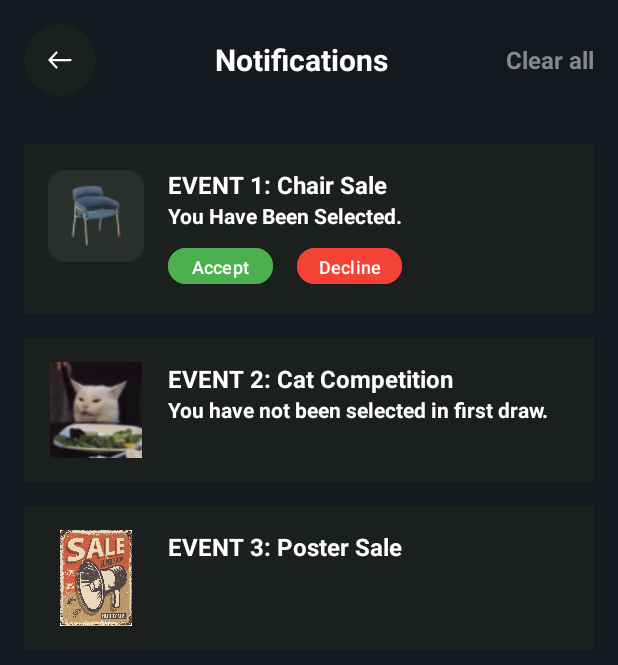
After one commit to CMPUT301F24intels/intels-events, an Android app: the layout notification.xml on its own in the app's theme, with its tools: preview values and no code run, on a phone screen of 412 x 824 dp. The commit adds this screen. Shown: the top 665 px of the screen. Run offline under Robolectric (Android 15) with nearby library versions, the phone set to English and light mode, and no system bars; Roboto replaces fonts that are not available here.

Commit message:
Added notification.xml

```diff
--- /dev/null
+++ b/app/src/main/res/drawable/back_arrow.xml
@@ -0,0 +1,16 @@
+<vector xmlns:android="http://schemas.android.com/apk/res/android"
+    android:width="48dp"
+    android:height="48dp"
+    android:viewportWidth="48"
+    android:viewportHeight="48">
+  <path
+      android:pathData="M24,0L24,0A24,24 0,0 1,48 24L48,24A24,24 0,0 1,24 48L24,48A24,24 0,0 1,0 24L0,24A24,24 0,0 1,24 0z"
+      android:fillColor="#1B201E"/>
+  <path
+      android:pathData="M21.667,29L17,24M17,24L21.667,19M17,24L31,24"
+      android:strokeLineJoin="round"
+      android:strokeWidth="1.5"
+      android:fillColor="#00000000"
+      android:strokeColor="#ffffff"
+      android:strokeLineCap="round"/>
+</vector>
--- /dev/null
+++ b/app/src/main/res/layout/notification.xml
@@ -0,0 +1,187 @@
+<LinearLayout
+    xmlns:android="http://schemas.android.com/apk/res/android"
+    android:orientation="vertical"
+    android:layout_width="match_parent"
+    android:layout_height="match_parent"
+    android:background="#16181F">
+
+    <LinearLayout
+        android:layout_width="match_parent"
+        android:layout_height="wrap_content"
+        android:orientation="horizontal"
+        android:padding="16dp"
+        android:gravity="center_vertical">
+
+        <ImageView
+            android:layout_width="wrap_content"
+            android:layout_height="wrap_content"
+            android:src="@drawable/back_arrow" />
+
+        <TextView
+            android:id="@+id/tvTitle"
+            android:layout_width="0dp"
+            android:layout_height="wrap_content"
+            android:layout_weight="1"
+            android:text="Notifications"
+            android:textStyle="bold"
+            android:textColor="#FFFFFF"
+            android:textSize="20sp"
+            android:gravity="center" />
+
+        <TextView
+            android:id="@+id/tvClearAll"
+            android:layout_width="wrap_content"
+            android:layout_height="wrap_content"
+            android:text="Clear all"
+            android:textStyle="bold"
+            android:textColor="#828A89"
+            android:textSize="16sp" />
+    </LinearLayout>
+
+    <ScrollView
+        android:layout_width="match_parent"
+        android:layout_height="wrap_content">
+
+        <LinearLayout
+            android:layout_width="match_parent"
+            android:layout_height="wrap_content"
+            android:orientation="vertical"
+            android:padding="16dp">
+
+            <LinearLayout
+                android:layout_width="match_parent"
+                android:layout_height="wrap_content"
+                android:layout_marginBottom="16dp"
+                android:background="@drawable/cat"
+                android:backgroundTint="#1B201E"
+                android:orientation="horizontal"
+                android:padding="16dp">
+
+                <ImageView
+                    android:layout_width="64dp"
+                    android:layout_height="64dp"
+                    android:src="@drawable/chair" />
+
+                <LinearLayout
+                    android:layout_width="0dp"
+                    android:layout_height="wrap_content"
+                    android:layout_weight="1"
+                    android:backgroundTint="#1B201E"
+                    android:orientation="vertical"
+                    android:paddingStart="16dp">
+
+                    <TextView
+                        android:layout_width="wrap_content"
+                        android:layout_height="wrap_content"
+                        android:text="EVENT 1: Chair Sale"
+                        android:textColor="#FFFFFF"
+                        android:textSize="16sp"
+                        android:textStyle="bold" />
+
+                    <TextView
+                        android:layout_width="wrap_content"
+                        android:layout_height="wrap_content"
+                        android:text="You Have Been Selected."
+                        android:textColor="#FFFFFF"
+                        android:textSize="14sp"
+                        android:textStyle="bold" />
+
+                    <LinearLayout
+                        android:layout_width="wrap_content"
+                        android:layout_height="wrap_content"
+                        android:orientation="horizontal"
+                        android:paddingTop="8dp">
+
+                        <Button
+                            android:layout_width="70dp"
+                            android:layout_height="32dp"
+                            android:backgroundTint="#4CAF50"
+                            android:text="Accept"
+                            android:textColor="#FFFFFF"
+                            android:textSize="12sp"
+                            android:padding="4dp" />
+
+                        <Button
+                            android:layout_width="70dp"
+                            android:layout_height="32dp"
+                            android:layout_marginStart="16dp"
+                            android:backgroundTint="#F44336"
+                            android:text="Decline"
+                            android:textColor="#FFFFFF"
+                            android:textSize="12sp"
+                            android:padding="4dp" />
+                    </LinearLayout>
+                </LinearLayout>
+            </LinearLayout>
+
+            <LinearLayout
+                android:layout_width="match_parent"
+                android:layout_height="wrap_content"
+                android:layout_marginBottom="16dp"
+                android:backgroundTint="#1B201E"
+                android:background="@drawable/cat"
+                android:orientation="horizontal"
+                android:padding="16dp">
+
+                <ImageView
+                    android:layout_width="64dp"
+                    android:layout_height="64dp"
+                    android:src="@drawable/cat" />
+
+                <LinearLayout
+                    android:layout_width="0dp"
+                    android:layout_height="wrap_content"
+                    android:layout_weight="1"
+                    android:orientation="vertical"
+                    android:paddingStart="16dp">
+
+                    <TextView
+                        android:layout_width="wrap_content"
+                        android:layout_height="wrap_content"
+                        android:text="EVENT 2: Cat Competition"
+                        android:textStyle="bold"
+                        android:textColor="#FFFFFF"
+                        android:textSize="16sp" />
+
+                    <TextView
+                        android:layout_width="wrap_content"
+                        android:layout_height="wrap_content"
+                        android:text="You have not been selected in first draw."
+                        android:textStyle="bold"
+                        android:textColor="#FFFFFF"
+                        android:textSize="14sp" />
+                </LinearLayout>
+            </LinearLayout>
+
+            <LinearLayout
+                android:layout_width="match_parent"
+                android:layout_height="wrap_content"
+                android:background="@drawable/cat"
+                android:backgroundTint="#1B201E"
+                android:orientation="horizontal"
+                android:padding="16dp">
+
+                <ImageView
+                    android:layout_width="64dp"
+                    android:layout_height="64dp"
+                    android:src="@drawable/poster" />
+
+                <LinearLayout
+                    android:layout_width="0dp"
+                    android:layout_height="wrap_content"
+                    android:layout_weight="1"
+                    android:orientation="vertical"
+                    android:paddingStart="16dp">
+
+                    <TextView
+                        android:layout_width="wrap_content"
+                        android:layout_height="wrap_content"
+                        android:text="EVENT 3: Poster Sale"
+                        android:textStyle="bold"
+                        android:textColor="#FFFFFF"
+                        android:textSize="16sp" />
+                </LinearLayout>
+            </LinearLayout>
+        </LinearLayout>
+    </ScrollView>
+</LinearLayout>
```
Also changed, not shown: app/src/main/res/drawable/back_button.xml (line endings or trailing spaces), app/src/main/res/drawable/cat.png (added), app/src/main/res/drawable/chair.png (added), app/src/main/res/drawable/poster.jpg (added).
